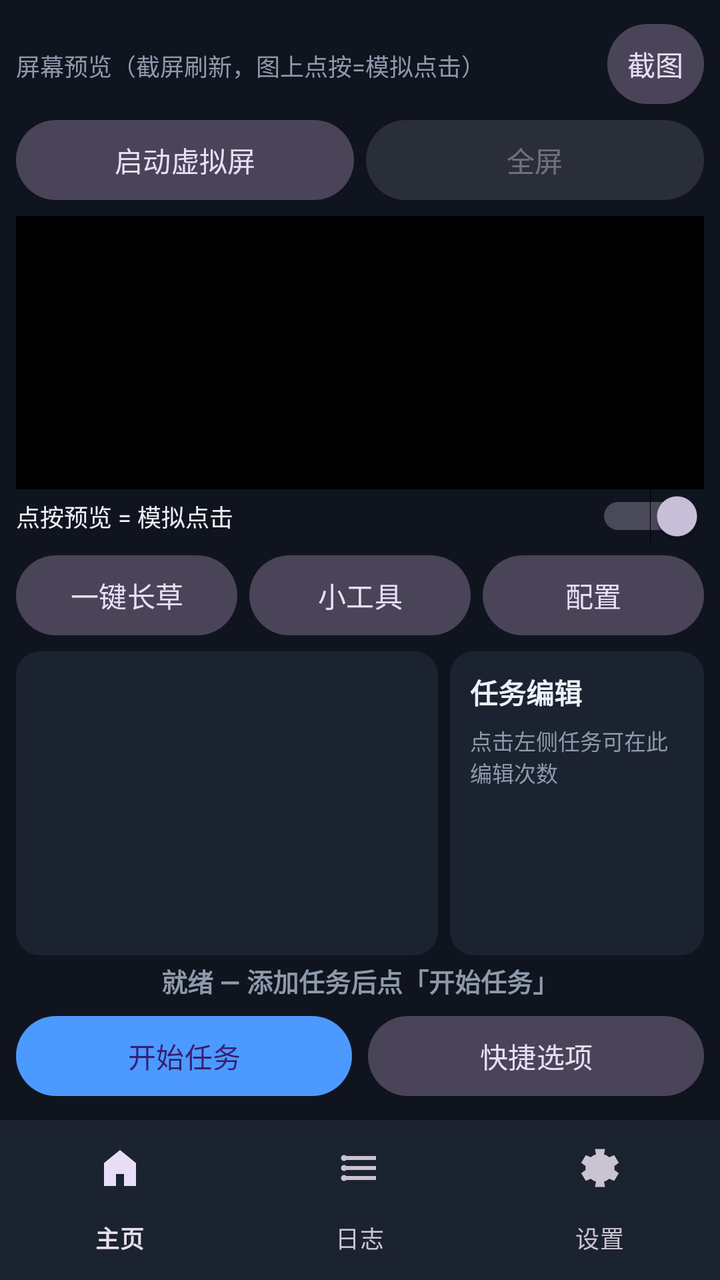
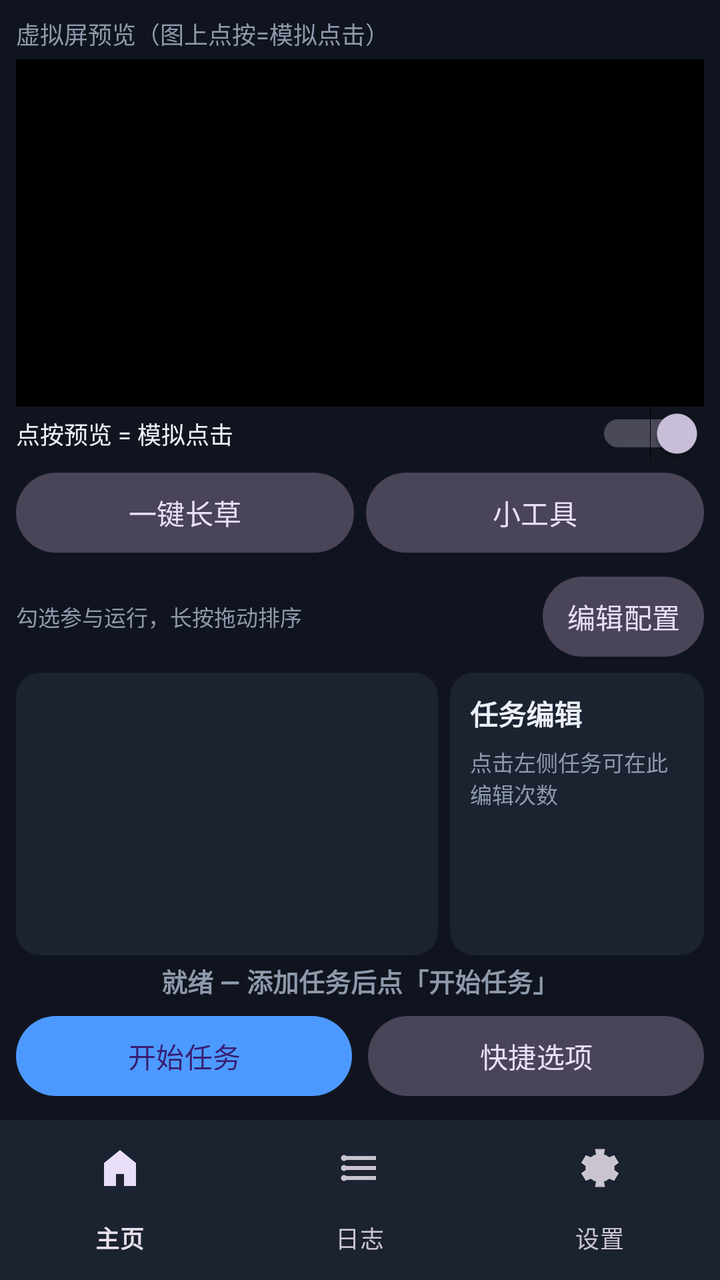

Screens rendered from an Android XML layout before and after an edit, with the pre-edit source and the edit as a unified diff.
<!-- AndroidManifest.xml: application theme Theme.MaaWH -->
<!-- res/layout/activity_main.xml -->
<?xml version="1.0" encoding="utf-8"?>
<LinearLayout xmlns:android="http://schemas.android.com/apk/res/android"
    xmlns:app="http://schemas.android.com/apk/res-auto"
    xmlns:tools="http://schemas.android.com/tools"
    android:layout_width="match_parent"
    android:layout_height="match_parent"
    android:orientation="vertical"
    tools:context=".MainActivity">

    
    <LinearLayout
        android:id="@+id/panelHome"
        android:layout_width="match_parent"
        android:layout_height="0dp"
        android:layout_weight="1"
        android:orientation="vertical"
        android:padding="8dp">

        <LinearLayout
            android:layout_width="match_parent"
            android:layout_height="wrap_content"
            android:orientation="horizontal">

            <TextView
                android:layout_width="0dp"
                android:layout_height="wrap_content"
                android:layout_weight="1"
                android:text="@string/label_preview"
                android:textColor="@color/text_secondary"
                android:textSize="12sp" />

            <com.google.android.material.button.MaterialButton
                android:id="@+id/btnScreenshot"
                style="@style/Widget.Material3.Button.TonalButton"
                android:layout_width="wrap_content"
                android:layout_height="wrap_content"
                android:minWidth="0dp"
                android:paddingStart="10dp"
                android:paddingEnd="10dp"
                android:text="@string/btn_shot" />
        </LinearLayout>

        <LinearLayout
            android:layout_width="match_parent"
            android:layout_height="wrap_content"
            android:orientation="horizontal">

            <com.google.android.material.button.MaterialButton
                android:id="@+id/btnVdRun"
                style="@style/Widget.Material3.Button.TonalButton"
                android:layout_width="0dp"
                android:layout_height="wrap_content"
                android:layout_weight="1"
                android:minWidth="0dp"
                android:paddingStart="6dp"
                android:paddingEnd="6dp"
                android:text="@string/vd_run" />

            <com.google.android.material.button.MaterialButton
                android:id="@+id/btnVdFull"
                style="@style/Widget.Material3.Button.TonalButton"
                android:layout_width="0dp"
                android:layout_height="wrap_content"
                android:layout_marginStart="6dp"
                android:layout_weight="1"
                android:minWidth="0dp"
                android:enabled="false"
                android:text="@string/vd_full" />
        </LinearLayout>

        <ImageView
            android:id="@+id/imageShot"
            android:layout_width="match_parent"
            android:layout_height="0dp"
            android:layout_marginTop="4dp"
            android:layout_weight="0.9"
            android:background="#000000"
            android:contentDescription="屏幕预览"
            android:scaleType="fitCenter" />

        <Switch
            android:id="@+id/switchTap"
            android:layout_width="match_parent"
            android:layout_height="wrap_content"
            android:checked="true"
            android:text="@string/switch_tap"
            android:textColor="@color/text_primary"
            android:textSize="12sp" />

        
        <LinearLayout
            android:layout_width="match_parent"
            android:layout_height="wrap_content"
            android:layout_marginTop="2dp"
            android:orientation="horizontal">

            <com.google.android.material.button.MaterialButton
                android:id="@+id/btnTabOneClick"
                style="@style/Widget.Material3.Button.TonalButton"
                android:layout_width="0dp"
                android:layout_height="wrap_content"
                android:layout_weight="1"
                android:minWidth="0dp"
                android:text="@string/tab_oneclick" />

            <com.google.android.material.button.MaterialButton
                android:id="@+id/btnTabTools"
                style="@style/Widget.Material3.Button.TonalButton"
                android:layout_width="0dp"
                android:layout_height="wrap_content"
                android:layout_marginStart="6dp"
                android:layout_weight="1"
                android:minWidth="0dp"
                android:text="@string/tab_tools" />

            <com.google.android.material.button.MaterialButton
                android:id="@+id/btnTabConfig"
                style="@style/Widget.Material3.Button.TonalButton"
                android:layout_width="0dp"
                android:layout_height="wrap_content"
                android:layout_marginStart="6dp"
                android:layout_weight="1"
                android:minWidth="0dp"
                android:text="@string/tab_config" />
        </LinearLayout>

        
        <FrameLayout
            android:layout_width="match_parent"
            android:layout_height="0dp"
            android:layout_weight="1"
            android:layout_marginTop="4dp">

            
            <LinearLayout
                android:id="@+id/panelOneClick"
                android:layout_width="match_parent"
                android:layout_height="match_parent"
                android:orientation="horizontal">

                <androidx.recyclerview.widget.RecyclerView
                    android:id="@+id/rvTaskList"
                    android:layout_width="0dp"
                    android:layout_height="match_parent"
                    android:layout_weight="5"
                    android:background="@drawable/bg_card"
                    android:padding="4dp" />

                <LinearLayout
                    android:id="@+id/panelEdit"
                    android:layout_width="0dp"
                    android:layout_height="match_parent"
                    android:layout_marginStart="6dp"
                    android:layout_weight="3"
                    android:background="@drawable/bg_card"
                    android:orientation="vertical"
                    android:padding="10dp">

                    <TextView
                        android:id="@+id/tvEditTitle"
                        android:layout_width="wrap_content"
                        android:layout_height="wrap_content"
                        android:text="@string/edit_title"
                        android:textColor="@color/text_primary"
                        android:textSize="14sp"
                        android:textStyle="bold" />

                    <TextView
                        android:id="@+id/tvEditHint"
                        android:layout_width="wrap_content"
                        android:layout_height="wrap_content"
                        android:layout_marginTop="6dp"
                        android:text="@string/edit_hint"
                        android:textColor="@color/text_secondary"
                        android:textSize="11sp" />

                    
                    <ScrollView
                        android:layout_width="match_parent"
                        android:layout_height="0dp"
                        android:layout_marginTop="8dp"
                        android:layout_weight="1"
                        android:fillViewport="true"
                        android:scrollbars="vertical">

                        <LinearLayout
                            android:id="@+id/layoutOptionsMain"
                            android:layout_width="match_parent"
                            android:layout_height="wrap_content"
                            android:orientation="vertical" />
                    </ScrollView>
                </LinearLayout>
            </LinearLayout>

            
            <LinearLayout
                android:id="@+id/panelTools"
                android:layout_width="match_parent"
                android:layout_height="match_parent"
                android:background="@drawable/bg_card"
                android:orientation="vertical"
                android:padding="8dp"
                android:visibility="gone">

                <TextView
                    android:layout_width="wrap_content"
                    android:layout_height="wrap_content"
                    android:text="@string/tools_maintip"
                    android:textColor="@color/text_secondary"
                    android:textSize="11sp" />

                <LinearLayout
                    android:layout_width="match_parent"
                    android:layout_height="0dp"
                    android:layout_marginTop="6dp"
                    android:layout_weight="1"
                    android:orientation="horizontal">

                    <androidx.recyclerview.widget.RecyclerView
                        android:id="@+id/rvToolsList"
                        android:layout_width="0dp"
                        android:layout_height="match_parent"
                        android:layout_weight="5"
                        android:background="@drawable/bg_card"
                        android:padding="4dp" />

                    
                    <ScrollView
                        android:id="@+id/panelToolsEdit"
                        android:layout_width="0dp"
                        android:layout_height="match_parent"
                        android:layout_marginStart="6dp"
                        android:layout_weight="3"
                        android:background="@drawable/bg_card"
                        android:fillViewport="true"
                        android:scrollbars="vertical">

                        <LinearLayout
                            android:layout_width="match_parent"
                            android:layout_height="wrap_content"
                            android:orientation="vertical"
                            android:padding="10dp">

                        <TextView
                            android:id="@+id/tvToolsEditTitle"
                            android:layout_width="wrap_content"
                            android:layout_height="wrap_content"
                            android:text="@string/edit_title"
                            android:textColor="@color/text_primary"
                            android:textSize="14sp"
                            android:textStyle="bold" />

                        <TextView
                            android:id="@+id/tvToolsEditHint"
                            android:layout_width="wrap_content"
                            android:layout_height="wrap_content"
                            android:layout_marginTop="6dp"
                            android:text="@string/tools_edit_hint"
                            android:textColor="@color/text_secondary"
                            android:textSize="11sp" />

                        
                        <LinearLayout
                            android:id="@+id/layoutOptionsTools"
                            android:layout_width="match_parent"
                            android:layout_height="wrap_content"
                            android:orientation="vertical" />
                        </LinearLayout>
                    </ScrollView>
                </LinearLayout>
            </LinearLayout>

            
            <LinearLayout
                android:id="@+id/panelConfig"
                android:layout_width="match_parent"
                android:layout_height="match_parent"
                android:background="@drawable/bg_card"
                android:orientation="vertical"
                android:padding="10dp"
                android:visibility="gone">

                <LinearLayout
                    android:layout_width="match_parent"
                    android:layout_height="wrap_content"
                    android:gravity="center_vertical"
                    android:orientation="horizontal">

                    <TextView
                        android:layout_width="0dp"
                        android:layout_height="wrap_content"
                        android:layout_weight="1"
                        android:text="@string/config_title"
                        android:textColor="@color/text_primary"
                        android:textSize="16sp"
                        android:textStyle="bold" />

                    <com.google.android.material.button.MaterialButton
                        android:id="@+id/btnNewProfile"
                        style="@style/Widget.Material3.Button.TonalButton"
                        android:layout_width="wrap_content"
                        android:layout_height="wrap_content"
                        android:minWidth="0dp"
                        android:paddingStart="12dp"
                        android:paddingEnd="12dp"
                        android:text="@string/config_new" />
                </LinearLayout>

                <ScrollView
                    android:layout_width="match_parent"
                    android:layout_height="0dp"
                    android:layout_marginTop="6dp"
                    android:layout_weight="1"
                    android:fillViewport="true"
                    android:scrollbars="vertical">

                    <LinearLayout
                        android:id="@+id/layoutProfiles"
                        android:layout_width="match_parent"
                        android:layout_height="wrap_content"
                        android:orientation="vertical" />
                </ScrollView>
            </LinearLayout>
        </FrameLayout>

        <TextView
            android:id="@+id/tvRunState"
            android:layout_width="match_parent"
            android:layout_height="wrap_content"
            android:layout_marginTop="3dp"
            android:gravity="center"
            android:text="@string/run_ready"
            android:textColor="@color/text_secondary"
            android:textSize="13sp"
            android:textStyle="bold" />

        
        <LinearLayout
            android:layout_width="match_parent"
            android:layout_height="wrap_content"
            android:layout_marginTop="4dp"
            android:orientation="horizontal">

            <com.google.android.material.button.MaterialButton
                android:id="@+id/btnStartQueue"
                android:layout_width="0dp"
                android:layout_height="wrap_content"
                android:layout_weight="1"
                android:text="@string/btn_start_queue" />

            <com.google.android.material.button.MaterialButton
                android:id="@+id/btnQuick"
                style="@style/Widget.Material3.Button.TonalButton"
                android:layout_width="0dp"
                android:layout_height="wrap_content"
                android:layout_marginStart="8dp"
                android:layout_weight="1"
                android:text="@string/btn_quick" />
        </LinearLayout>
    </LinearLayout>

    
    <LinearLayout
        android:id="@+id/panelLog"
        android:layout_width="match_parent"
        android:layout_height="0dp"
        android:layout_weight="1"
        android:orientation="vertical"
        android:padding="10dp"
        android:visibility="gone">

        <TextView
            android:layout_width="wrap_content"
            android:layout_height="wrap_content"
            android:text="@string/log_title"
            android:textColor="@color/text_secondary"
            android:textSize="13sp" />

        <ScrollView
            android:id="@+id/scrollLog"
            android:layout_width="match_parent"
            android:layout_height="0dp"
            android:layout_marginTop="4dp"
            android:layout_weight="1"
            android:background="@drawable/bg_card"
            android:padding="10dp"
            android:scrollbars="vertical">

            <TextView
                android:id="@+id/tvLog"
                android:layout_width="match_parent"
                android:layout_height="wrap_content"
                android:fontFamily="monospace"
                android:text=""
                android:textColor="@color/text_primary"
                android:textIsSelectable="true"
                android:textSize="12sp" />
        </ScrollView>

        <TextView
            android:id="@+id/tvPaths"
            android:layout_width="match_parent"
            android:layout_height="wrap_content"
            android:layout_marginTop="6dp"
            android:fontFamily="monospace"
            android:textColor="@color/text_secondary"
            android:textSize="10sp" />
    </LinearLayout>

    
    <ScrollView
        android:id="@+id/panelSettings"
        android:layout_width="match_parent"
        android:layout_height="0dp"
        android:layout_weight="1"
        android:padding="10dp"
        android:visibility="gone">

        <LinearLayout
            android:layout_width="match_parent"
            android:layout_height="wrap_content"
            android:orientation="vertical">

            <LinearLayout
                android:layout_width="match_parent"
                android:layout_height="wrap_content"
                android:background="@drawable/bg_card"
                android:orientation="vertical"
                android:padding="10dp">

                <TextView
                    android:layout_width="wrap_content"
                    android:layout_height="wrap_content"
                    android:text="@string/status_title"
                    android:textColor="@color/text_secondary"
                    android:textSize="12sp" />

                <TextView
                    android:id="@+id/tvStatus"
                    android:layout_width="match_parent"
                    android:layout_height="wrap_content"
                    android:layout_marginTop="2dp"
                    android:fontFamily="monospace"
                    android:text="检测中…"
                    android:textColor="@color/text_primary"
                    android:textSize="13sp" />
            </LinearLayout>

            <LinearLayout
                android:layout_width="match_parent"
                android:layout_height="wrap_content"
                android:layout_marginTop="8dp"
                android:orientation="horizontal">

                <com.google.android.material.button.MaterialButton
                    android:id="@+id/btnRequest"
                    android:layout_width="0dp"
                    android:layout_height="wrap_content"
                    android:layout_weight="1"
                    android:text="@string/btn_request" />

                <Space
                    android:layout_width="6dp"
                    android:layout_height="1dp" />

                <com.google.android.material.button.MaterialButton
                    android:id="@+id/btnRefresh"
                    style="@style/Widget.Material3.Button.TonalButton"
                    android:layout_width="0dp"
                    android:layout_height="wrap_content"
                    android:layout_weight="1"
                    android:text="@string/btn_refresh" />
            </LinearLayout>

            <TextView
                android:id="@+id/tvAbout"
                android:layout_width="match_parent"
                android:layout_height="wrap_content"
                android:layout_marginTop="12dp"
                android:lineSpacingExtra="3dp"
                android:textColor="@color/text_primary"
                android:textSize="12sp" />
        </LinearLayout>
    </ScrollView>

    
    <com.google.android.material.bottomnavigation.BottomNavigationView
        android:id="@+id/bottomNav"
        android:layout_width="match_parent"
        android:layout_height="wrap_content"
        android:background="@color/bg_card"
        app:labelVisibilityMode="labeled"
        app:menu="@menu/bottom_nav" />

</LinearLayout>
<!-- resources referenced by this layout -->
<resources>
  <color name="bg_card">#1B2230</color>
  <color name="text_primary">#ECF0F7</color>
  <color name="text_secondary">#8E9AAB</color>
  <!-- drawable bg_card (drawable) -->
  <?xml version="1.0" encoding="utf-8"?>
  <shape xmlns:android="http://schemas.android.com/apk/res/android"
      android:shape="rectangle">
      <solid android:color="@color/bg_card" />
      <corners android:radius="12dp" />
  </shape>
  <string name="btn_quick">快捷选项</string>
  <string name="btn_refresh">刷新状态</string>
  <string name="btn_request">申请 Shizuku 权限</string>
  <string name="btn_shot">截图</string>
  <string name="btn_start_queue">开始任务</string>
  <string name="config_new">新建配置</string>
  <string name="config_title">配置管理</string>
  <string name="edit_hint">点击左侧任务可在此编辑次数</string>
  <string name="edit_title">任务编辑</string>
  <string name="label_preview">屏幕预览（截屏刷新，图上点按=模拟点击）</string>
  <string name="log_title">运行日志</string>
  <string name="run_ready">就绪 — 添加任务后点「开始任务」</string>
  <string name="status_title">Shizuku 状态</string>
  <string name="switch_tap">点按预览 = 模拟点击</string>
  <string name="tab_config">配置</string>
  <string name="tab_oneclick">一键长草</string>
  <string name="tab_tools">小工具</string>
  <string name="tools_edit_hint">单击左侧测试任务查看/编辑参数</string>
  <string name="tools_maintip">测试任务队列：由 adb 入口或快捷工具触发，勾选后点「开始任务」运行；不影响一键长草主队列</string>
  <string name="vd_full">全屏</string>
  <string name="vd_run">启动虚拟屏</string>
  <style name="Theme.MaaWH" parent="Theme.Material3.Dark.NoActionBar">
          <item name="android:statusBarColor">@color/bg_app</item>
          <item name="android:navigationBarColor">@color/bg_app</item>
          <item name="android:windowBackground">@color/bg_app</item>
          <item name="colorPrimary">@color/accent</item>
          <item name="android:colorAccent">@color/accent</item>
      </style>
  <color name="bg_app">#10141F</color>
  <color name="accent">#4C9AFF</color>
</resources>

<!-- the commit's change to res/layout/activity_main.xml (unified diff, before → after) -->
@@ -16,57 +16,13 @@
         android:orientation="vertical"
         android:padding="8dp">
 
-        <LinearLayout
-            android:layout_width="match_parent"
-            android:layout_height="wrap_content"
-            android:orientation="horizontal">
-
-            <TextView
-                android:layout_width="0dp"
-                android:layout_height="wrap_content"
-                android:layout_weight="1"
-                android:text="@string/label_preview"
-                android:textColor="@color/text_secondary"
-                android:textSize="12sp" />
-
-            <com.google.android.material.button.MaterialButton
-                android:id="@+id/btnScreenshot"
-                style="@style/Widget.Material3.Button.TonalButton"
-                android:layout_width="wrap_content"
-                android:layout_height="wrap_content"
-                android:minWidth="0dp"
-                android:paddingStart="10dp"
-                android:paddingEnd="10dp"
-                android:text="@string/btn_shot" />
-        </LinearLayout>
-
-        <LinearLayout
-            android:layout_width="match_parent"
-            android:layout_height="wrap_content"
-            android:orientation="horizontal">
-
-            <com.google.android.material.button.MaterialButton
-                android:id="@+id/btnVdRun"
-                style="@style/Widget.Material3.Button.TonalButton"
-                android:layout_width="0dp"
-                android:layout_height="wrap_content"
-                android:layout_weight="1"
-                android:minWidth="0dp"
-                android:paddingStart="6dp"
-                android:paddingEnd="6dp"
-                android:text="@string/vd_run" />
-
-            <com.google.android.material.button.MaterialButton
-                android:id="@+id/btnVdFull"
-                style="@style/Widget.Material3.Button.TonalButton"
-                android:layout_width="0dp"
-                android:layout_height="wrap_content"
-                android:layout_marginStart="6dp"
-                android:layout_weight="1"
-                android:minWidth="0dp"
-                android:enabled="false"
-                android:text="@string/vd_full" />
-        </LinearLayout>
+        
+        <TextView
+            android:layout_width="match_parent"
+            android:layout_height="wrap_content"
+            android:text="@string/label_preview"
+            android:textColor="@color/text_secondary"
+            android:textSize="12sp" />
 
         <ImageView
             android:id="@+id/imageShot"
@@ -112,16 +68,6 @@
                 android:layout_weight="1"
                 android:minWidth="0dp"
                 android:text="@string/tab_tools" />
-
-            <com.google.android.material.button.MaterialButton
-                android:id="@+id/btnTabConfig"
-                style="@style/Widget.Material3.Button.TonalButton"
-                android:layout_width="0dp"
-                android:layout_height="wrap_content"
-                android:layout_marginStart="6dp"
-                android:layout_weight="1"
-                android:minWidth="0dp"
-                android:text="@string/tab_config" />
         </LinearLayout>
 
         
@@ -136,7 +82,46 @@
                 android:id="@+id/panelOneClick"
                 android:layout_width="match_parent"
                 android:layout_height="match_parent"
-                android:orientation="horizontal">
+                android:orientation="vertical">
+
+                <LinearLayout
+                    android:layout_width="match_parent"
+                    android:layout_height="wrap_content"
+                    android:gravity="center_vertical"
+                    android:orientation="horizontal">
+
+                    <TextView
+                        android:id="@+id/tvQueueHint"
+                        android:layout_width="0dp"
+                        android:layout_height="wrap_content"
+                        android:layout_weight="1"
+                        android:text="@string/hint_queue"
+                        android:textColor="@color/text_secondary"
+                        android:textSize="11sp" />
+
+                    <com.google.android.material.button.MaterialButton
+                        android:id="@+id/btnEditConfig"
+                        style="@style/Widget.Material3.Button.TonalButton"
+                        android:layout_width="wrap_content"
+                        android:layout_height="wrap_content"
+                        android:minWidth="0dp"
+                        android:paddingStart="12dp"
+                        android:paddingEnd="12dp"
+                        android:text="@string/config_edit" />
+                </LinearLayout>
+
+                <FrameLayout
+                    android:layout_width="match_parent"
+                    android:layout_height="0dp"
+                    android:layout_marginTop="4dp"
+                    android:layout_weight="1">
+
+                    
+                    <LinearLayout
+                        android:id="@+id/panelQueue"
+                        android:layout_width="match_parent"
+                        android:layout_height="match_parent"
+                        android:orientation="horizontal">
 
                 <androidx.recyclerview.widget.RecyclerView
                     android:id="@+id/rvTaskList"
@@ -190,6 +175,60 @@
                             android:orientation="vertical" />
                     </ScrollView>
                 </LinearLayout>
+                    </LinearLayout>
+
+                    
+                    <LinearLayout
+                        android:id="@+id/panelConfig"
+                        android:layout_width="match_parent"
+                        android:layout_height="match_parent"
+                        android:background="@drawable/bg_card"
+                        android:orientation="vertical"
+                        android:padding="10dp"
+                        android:visibility="gone">
+
+                        <LinearLayout
+                            android:layout_width="match_parent"
+                            android:layout_height="wrap_content"
+                            android:gravity="center_vertical"
+                            android:orientation="horizontal">
+
+                            <TextView
+                                android:layout_width="0dp"
+                                android:layout_height="wrap_content"
+                                android:layout_weight="1"
+                                android:text="@string/config_title"
+                                android:textColor="@color/text_primary"
+                                android:textSize="16sp"
+                                android:textStyle="bold" />
+
+                            <com.google.android.material.button.MaterialButton
+                                android:id="@+id/btnNewProfile"
+                                style="@style/Widget.Material3.Button.TonalButton"
+                                android:layout_width="wrap_content"
+                                android:layout_height="wrap_content"
+                                android:minWidth="0dp"
+                                android:paddingStart="12dp"
+                                android:paddingEnd="12dp"
+                                android:text="@string/config_new" />
+                        </LinearLayout>
+
+                        <ScrollView
+                            android:layout_width="match_parent"
+                            android:layout_height="0dp"
+                            android:layout_marginTop="6dp"
+                            android:layout_weight="1"
+                            android:fillViewport="true"
+                            android:scrollbars="vertical">
+
+                            <LinearLayout
+                                android:id="@+id/layoutProfiles"
+                                android:layout_width="match_parent"
+                                android:layout_height="wrap_content"
+                                android:orientation="vertical" />
+                        </ScrollView>
+                    </LinearLayout>
+                </FrameLayout>
             </LinearLayout>
 
             
@@ -269,58 +308,6 @@
                     </ScrollView>
                 </LinearLayout>
             </LinearLayout>
-
-            
-            <LinearLayout
-                android:id="@+id/panelConfig"
-                android:layout_width="match_parent"
-                android:layout_height="match_parent"
-                android:background="@drawable/bg_card"
-                android:orientation="vertical"
-                android:padding="10dp"
-                android:visibility="gone">
-
-                <LinearLayout
-                    android:layout_width="match_parent"
-                    android:layout_height="wrap_content"
-                    android:gravity="center_vertical"
-                    android:orientation="horizontal">
-
-                    <TextView
-                        android:layout_width="0dp"
-                        android:layout_height="wrap_content"
-                        android:layout_weight="1"
-                        android:text="@string/config_title"
-                        android:textColor="@color/text_primary"
-                        android:textSize="16sp"
-                        android:textStyle="bold" />
-
-                    <com.google.android.material.button.MaterialButton
-                        android:id="@+id/btnNewProfile"
-                        style="@style/Widget.Material3.Button.TonalButton"
-                        android:layout_width="wrap_content"
-                        android:layout_height="wrap_content"
-                        android:minWidth="0dp"
-                        android:paddingStart="12dp"
-                        android:paddingEnd="12dp"
-                        android:text="@string/config_new" />
-                </LinearLayout>
-
-                <ScrollView
-                    android:layout_width="match_parent"
-                    android:layout_height="0dp"
-                    android:layout_marginTop="6dp"
-                    android:layout_weight="1"
-                    android:fillViewport="true"
-                    android:scrollbars="vertical">
-
-                    <LinearLayout
-                        android:id="@+id/layoutProfiles"
-                        android:layout_width="match_parent"
-                        android:layout_height="wrap_content"
-                        android:orientation="vertical" />
-                </ScrollView>
-            </LinearLayout>
         </FrameLayout>
 
         <TextView
<!-- resource entries referenced after the edit -->
@@ -13,24 +13,22 @@
   <string name="btn_quick">快捷选项</string>
   <string name="btn_refresh">刷新状态</string>
   <string name="btn_request">申请 Shizuku 权限</string>
-  <string name="btn_shot">截图</string>
   <string name="btn_start_queue">开始任务</string>
+  <string name="config_edit">编辑配置</string>
   <string name="config_new">新建配置</string>
   <string name="config_title">配置管理</string>
   <string name="edit_hint">点击左侧任务可在此编辑次数</string>
   <string name="edit_title">任务编辑</string>
-  <string name="label_preview">屏幕预览（截屏刷新，图上点按=模拟点击）</string>
+  <string name="hint_queue">勾选参与运行，长按拖动排序</string>
+  <string name="label_preview">虚拟屏预览（图上点按=模拟点击）</string>
   <string name="log_title">运行日志</string>
   <string name="run_ready">就绪 — 添加任务后点「开始任务」</string>
   <string name="status_title">Shizuku 状态</string>
   <string name="switch_tap">点按预览 = 模拟点击</string>
-  <string name="tab_config">配置</string>
   <string name="tab_oneclick">一键长草</string>
   <string name="tab_tools">小工具</string>
   <string name="tools_edit_hint">单击左侧测试任务查看/编辑参数</string>
   <string name="tools_maintip">测试任务队列：由 adb 入口或快捷工具触发，勾选后点「开始任务」运行；不影响一键长草主队列</string>
-  <string name="vd_full">全屏</string>
-  <string name="vd_run">启动虚拟屏</string>
   <style name="Theme.MaaWH" parent="Theme.Material3.Dark.NoActionBar">
           <item name="android:statusBarColor">@color/bg_app</item>
           <item name="android:navigationBarColor">@color/bg_app</item>
